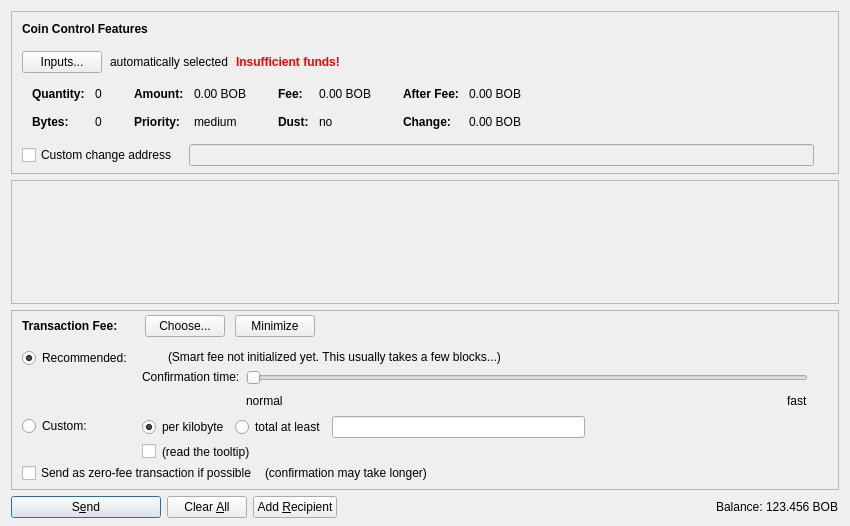
First picture: the form in src/qt/forms/sendcoinsdialog.ui, repository dobbscoin/dobbscoin-source, before the edit.
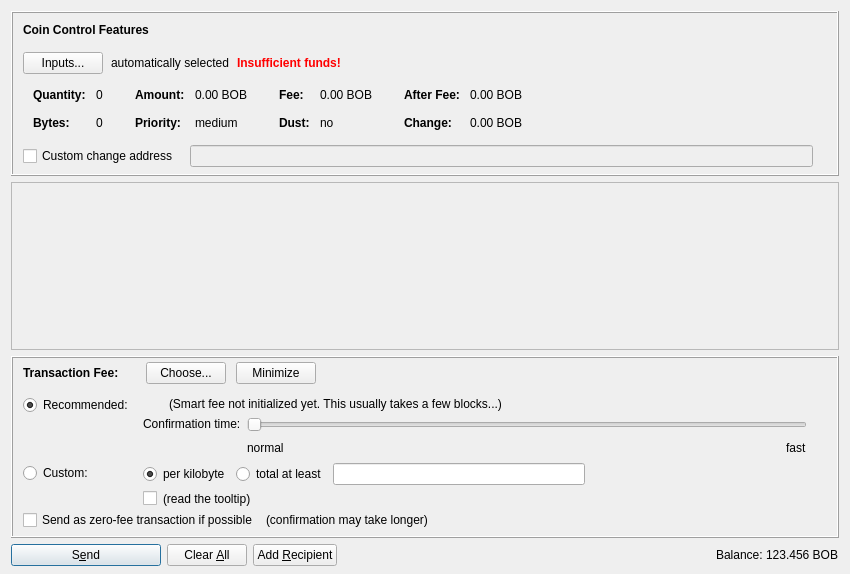
Second picture: the form after the edit. Icons and pictures are not drawn. Custom widgets are drawn as their Qt base class.

Commit message: clean up various UI bits to have proper borders

What changed in the file:
```diff
--- a/src/qt/forms/sendcoinsdialog.ui
+++ b/src/qt/forms/sendcoinsdialog.ui
@@ -7,7 +7,7 @@
     <x>0</x>
     <y>0</y>
     <width>850</width>
-    <height>526</height>
+    <height>574</height>
    </rect>
   </property>
   <property name="windowTitle">
@@ -31,11 +31,14 @@
        <height>16777215</height>
       </size>
      </property>
+     <property name="autoFillBackground">
+      <bool>true</bool>
+     </property>
      <property name="frameShape">
-      <enum>QFrame::StyledPanel</enum>
+      <enum>QFrame::Box</enum>
      </property>
      <property name="frameShadow">
-      <enum>QFrame::Sunken</enum>
+      <enum>QFrame::Raised</enum>
      </property>
      <layout class="QVBoxLayout" name="verticalLayoutCoinControl2">
       <property name="spacing">
@@ -617,7 +620,7 @@
         <x>0</x>
         <y>0</y>
         <width>830</width>
-        <height>68</height>
+        <height>73</height>
        </rect>
       </property>
       <layout class="QVBoxLayout" name="verticalLayout_2" stretch="0,1">
@@ -671,11 +674,14 @@
        <height>16777215</height>
       </size>
      </property>
+     <property name="autoFillBackground">
+      <bool>true</bool>
+     </property>
      <property name="frameShape">
-      <enum>QFrame::StyledPanel</enum>
+      <enum>QFrame::Box</enum>
      </property>
      <property name="frameShadow">
-      <enum>QFrame::Sunken</enum>
+      <enum>QFrame::Raised</enum>
      </property>
      <layout class="QVBoxLayout" name="verticalLayoutFee1">
       <property name="spacing">
@@ -1366,17 +1372,17 @@
   </layout>
  </widget>
  <customwidgets>
-  <customwidget>
-   <class>QValidatedLineEdit</class>
-   <extends>QLineEdit</extends>
-   <header>qvalidatedlineedit.h</header>
-  </customwidget>
   <customwidget>
    <class>DobbscoinAmountField</class>
    <extends>QLineEdit</extends>
    <header>dobbscoinamountfield.h</header>
    <container>1</container>
   </customwidget>
+  <customwidget>
+   <class>QValidatedLineEdit</class>
+   <extends>QLineEdit</extends>
+   <header>qvalidatedlineedit.h</header>
+  </customwidget>
  </customwidgets>
  <resources>
   <include location="../dobbscoin.qrc"/>
```
The commit also changes 3 other files.
